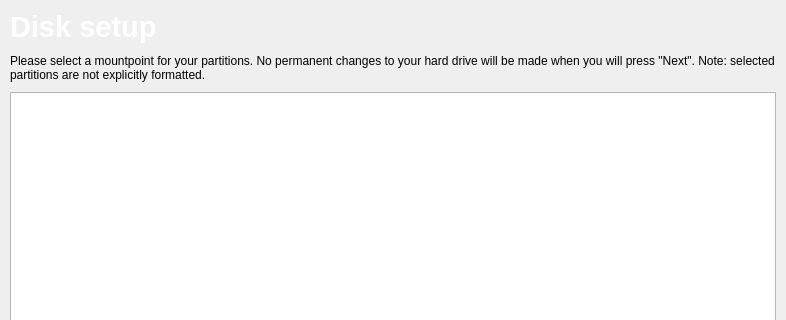
This is ui/pages/partition.ui in abveritas/Tribe as Qt 5 draws it before an edit; both pictures show x 0 to 786 and y 0 to 320 of the 786 by 530 pixel window. The edited form follows.
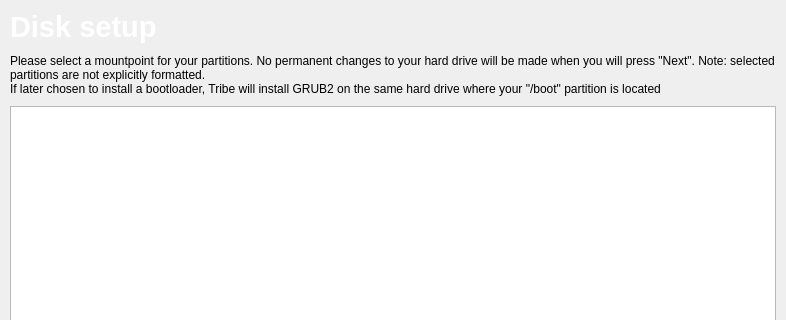
This is the edited form. Custom widgets are drawn as their Qt base class.

What changed in the file:
```diff
--- a/ui/pages/partition.ui
+++ b/ui/pages/partition.ui
@@ -55,7 +55,8 @@
       </size>
      </property>
      <property name="text">
-      <string>Please select a mountpoint for your partitions. No permanent changes to your hard drive will be made when you will press &quot;Next&quot;. Note: selected partitions are not explicitly formatted.</string>
+      <string>Please select a mountpoint for your partitions. No permanent changes to your hard drive will be made when you will press &quot;Next&quot;. Note: selected partitions are not explicitly formatted.
+If later chosen to install a bootloader, Tribe will install GRUB2 on the same hard drive where your &quot;/boot&quot; partition is located</string>
      </property>
      <property name="scaledContents">
       <bool>true</bool>
```
